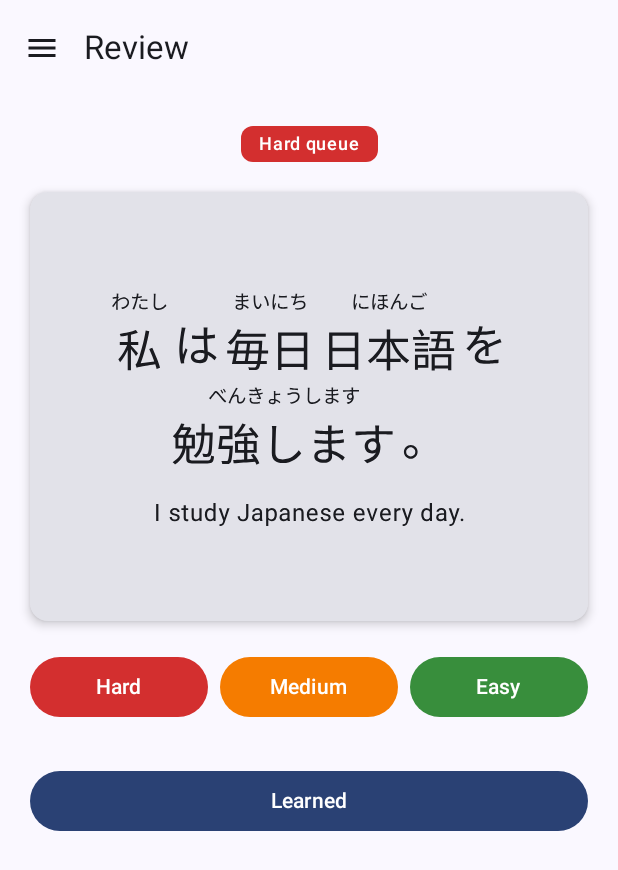
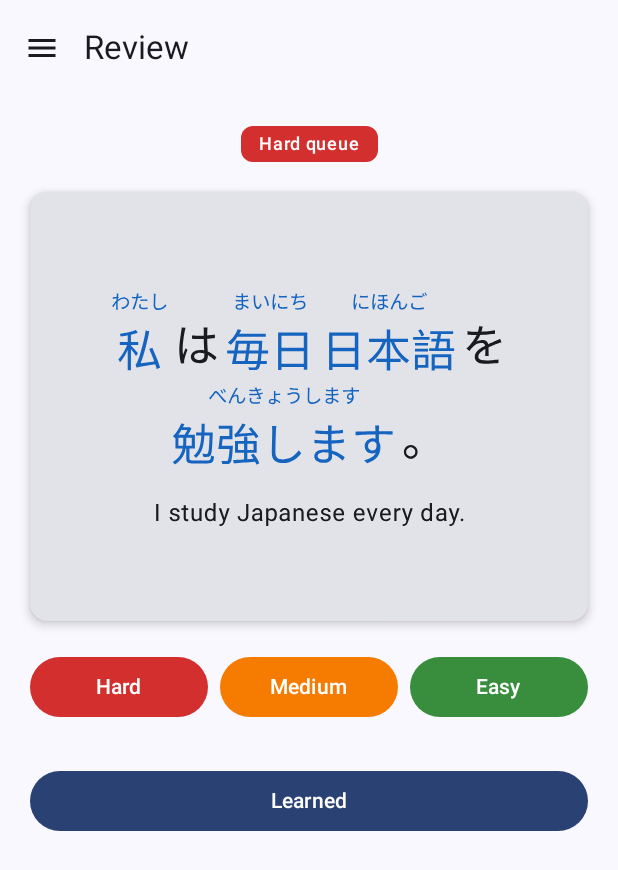
Before and after one commit to Guilder1333/japanese-sentence-cards, an Android app built with Jetpack Compose: the screen it shows after launch (MainActivity), after a tap on "わたし", on a phone screen of 412 x 824 dp. Shown: the top 870 px of the screen. Run offline under Robolectric (Android 15) with nearby library versions, the light colour scheme and no system bars; our stand-ins replace Room's generated code; 1 other tap on this screen came first.

Commit message:
Improve UI

```diff
--- a/app/src/main/java/com/griboedov/sentencecards/ui/review/FlashCardView.kt
+++ b/app/src/main/java/com/griboedov/sentencecards/ui/review/FlashCardView.kt
@@ -18,8 +18,10 @@ import androidx.compose.foundation.clickable
 import androidx.compose.material3.Card
 import androidx.compose.material3.CardDefaults
 import androidx.compose.material3.MaterialTheme
+import androidx.compose.material3.Surface
 import androidx.compose.material3.Text
 import androidx.compose.runtime.Composable
+import androidx.compose.runtime.LaunchedEffect
 import androidx.compose.runtime.getValue
 import androidx.compose.runtime.mutableStateOf
 import androidx.compose.runtime.remember
@@ -27,6 +29,7 @@ import androidx.compose.runtime.setValue
 import androidx.compose.ui.Alignment
 import androidx.compose.ui.Modifier
 import androidx.compose.ui.geometry.Offset
+import androidx.compose.ui.graphics.Color
 import androidx.compose.ui.graphics.graphicsLayer
 import androidx.compose.ui.input.pointer.pointerInput
 import androidx.compose.ui.text.style.TextAlign
@@ -36,6 +39,8 @@ import com.griboedov.sentencecards.data.db.SentenceToken
 import com.griboedov.sentencecards.data.db.WordEntity
 import com.griboedov.sentencecards.ui.theme.FuriganaStyle
 import com.griboedov.sentencecards.ui.theme.JapaneseSentenceStyle
+import com.griboedov.sentencecards.ui.theme.wordStatusColor
+import kotlinx.coroutines.delay
 
 /**
  * The normal (non-quiz) flash card: front shows plain Japanese text plus forced furigana only;
@@ -62,6 +67,15 @@ fun FlashCardView(
     var flickWord by remember(card.id) { mutableStateOf<WordEntity?>(null) }
     var flickDirection by remember(card.id) { mutableStateOf<WordDirection?>(null) }
 
+    // Translation tooltip: shown on a plain tap, auto-dismisses after a couple of seconds.
+    var tooltipWord by remember(card.id) { mutableStateOf<WordEntity?>(null) }
+    LaunchedEffect(tooltipWord) {
+        if (tooltipWord != null) {
+            delay(2_000)
+            tooltipWord = null
+        }
+    }
+
     Card(
         modifier = modifier
             .fillMaxWidth()
@@ -86,8 +100,8 @@ fun FlashCardView(
                     CardBack(
                         card = card,
                         words = words,
-                        onWordTap = onWordTap,
-                        onFlickStart = { flickWord = it; flickDirection = null },
+                        onWordTap = { word -> onWordTap(word.id); tooltipWord = word },
+                        onFlickStart = { flickWord = it; flickDirection = null; tooltipWord = null },
                         onFlickDirectionChange = { flickDirection = it },
                         onFlickEnd = { commit ->
                             val word = flickWord
@@ -100,6 +114,9 @@ fun FlashCardView(
                         },
                     )
                     flickWord?.let { word -> FlickMenu(word = word, highlighted = flickDirection) }
+                    if (flickWord == null) {
+                        tooltipWord?.let { word -> TranslationTooltip(word = word) }
+                    }
                 }
             }
         }
@@ -116,7 +133,12 @@ private fun CardFront(card: SentenceEntity, words: Map<Long, WordEntity>) {
         for (token in card.structure) {
             val word = token.id?.let { words[it] }
             val showFurigana = word != null && word.forceFurigana && !word.hideFurigana
-            TokenText(token = token, furigana = if (showFurigana) token.furigana else null)
+            val isMainWord = token.id != null && token.id in card.mainWordIds
+            TokenText(
+                token = token,
+                furigana = if (showFurigana) token.furigana else null,
+                color = wordStatusColor(word, isMainWord),
+            )
         }
     }
 }
@@ -128,7 +150,7 @@ private val FlickThreshold = 24.dp
 private fun CardBack(
     card: SentenceEntity,
     words: Map<Long, WordEntity>,
-    onWordTap: (Long) -> Unit,
+    onWordTap: (WordEntity) -> Unit,
     onFlickStart: (WordEntity) -> Unit,
     onFlickDirectionChange: (WordDirection?) -> Unit,
     onFlickEnd: (committed: Boolean) -> Unit,
@@ -138,12 +160,13 @@ private fun CardBack(
             for (token in card.structure) {
                 val word = token.id?.let { words[it] }
                 val showFurigana = word == null || !word.hideFurigana
+                val isMainWord = token.id != null && token.id in card.mainWordIds
                 val tokenModifier = if (word != null) {
                     Modifier
                         // Plain tap: translation tooltip. A separate pointerInput block, since
                         // detectDragGesturesAfterLongPress below leaves short taps untouched.
                         .pointerInput(word.id) {
-                            detectTapGestures(onTap = { onWordTap(word.id) })
+                            detectTapGestures(onTap = { onWordTap(word) })
                         }
                         // Press and hold, then drag like a flick keyboard: direction is
                         // recomputed from the total drag offset on every move, and committed
@@ -169,7 +192,11 @@ private fun CardBack(
                     Modifier
                 }
                 Box(modifier = tokenModifier) {
-                    TokenText(token = token, furigana = if (showFurigana) token.furigana else null)
+                    TokenText(
+                        token = token,
+                        furigana = if (showFurigana) token.furigana else null,
+                        color = wordStatusColor(word, isMainWord),
+                    )
                 }
             }
         }
@@ -182,15 +209,35 @@ private fun CardBack(
 }
 
 @Composable
-private fun TokenText(token: SentenceToken, furigana: String?) {
+private fun TranslationTooltip(word: WordEntity) {
+    Surface(
+        shape = MaterialTheme.shapes.medium,
+        tonalElevation = 6.dp,
+        shadowElevation = 6.dp,
+    ) {
+        Column(
+            modifier = Modifier.padding(horizontal = 16.dp, vertical = 10.dp),
+            horizontalAlignment = Alignment.CenterHorizontally,
+        ) {
+            word.furigana?.let { Text(it, style = MaterialTheme.typography.labelSmall) }
+            Text(word.word, style = MaterialTheme.typography.titleMedium)
+            Text(word.translation, style = MaterialTheme.typography.bodyMedium)
+        }
+    }
+}
+
+@Composable
+private fun TokenText(token: SentenceToken, furigana: String?, color: Color? = null) {
     Column(horizontalAlignment = Alignment.CenterHorizontally, modifier = Modifier.padding(horizontal = 2.dp)) {
         Text(
             text = furigana ?: "",
             style = FuriganaStyle,
+            color = color ?: Color.Unspecified,
         )
         Text(
             text = token.word,
             style = JapaneseSentenceStyle,
+            color = color ?: Color.Unspecified,
         )
     }
 }
--- a/app/src/main/java/com/griboedov/sentencecards/ui/theme/Color.kt
+++ b/app/src/main/java/com/griboedov/sentencecards/ui/theme/Color.kt
@@ -13,3 +13,9 @@ val HighestPriority = Color(0xFFD32F2F)
 val MediumPriority = Color(0xFFF57C00)
 val EasyPriority = Color(0xFF388E3C)
 val BacklogPriority = Color(0xFF757575)
+
+// Word status colors: known/unknown/main-for-this-sentence, used to tint word text itself
+// (as opposed to the badge colors above, which tint filled backgrounds).
+val KnownWordColor = Color(0xFF2E7D32) // dark green
+val UnknownWordColor = Color(0xFFC62828) // dark red
+val MainWordColor = Color(0xFF1565C0) // dark blue
--- /dev/null
+++ b/app/src/main/java/com/griboedov/sentencecards/ui/theme/WordStatusColor.kt
@@ -0,0 +1,21 @@
+package com.griboedov.sentencecards.ui.theme
+
+import androidx.compose.ui.graphics.Color
+import com.griboedov.sentencecards.data.db.WordEntity
+
+/**
+ * Color-codes a word by review status:
+ *  - a sentence's main words (the ones it was picked to teach) always read as [MainWordColor],
+ *    regardless of known/unknown state, since that's this card's actual study focus;
+ *  - otherwise [KnownWordColor] means the word is marked known ([WordEntity.toLearn] false) and
+ *    [UnknownWordColor] means it's marked to learn ([WordEntity.toLearn] true).
+ *
+ * Untracked tokens (particles, katakana - never stored as a [WordEntity]) return null, meaning
+ * "use the default text color".
+ */
+fun wordStatusColor(word: WordEntity?, isMainWord: Boolean = false): Color? = when {
+    word == null -> null
+    isMainWord -> MainWordColor
+    word.toLearn -> UnknownWordColor
+    else -> KnownWordColor
+}
```
Also changed, not shown: app/src/main/java/com/griboedov/sentencecards/ui/review/FlickMenu.kt (+55 -13 lines), app/src/main/java/com/griboedov/sentencecards/ui/words/WordBrowserScreen.kt (+6 -1 lines).
